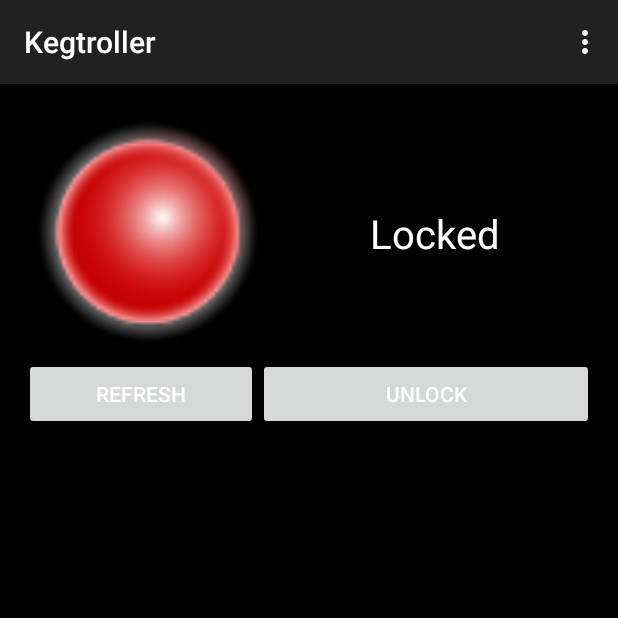
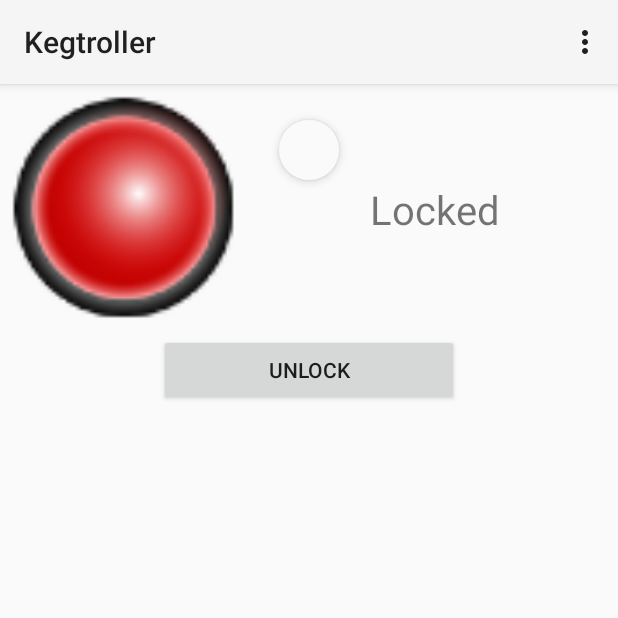
Before and after one commit to cplee/kegtroller-app, an Android app: the screen it shows after launch (MainActivity), on a phone screen of 412 x 824 dp, the top half of it. Run offline under Robolectric (Android 15) with nearby library versions, the phone set to English and light mode, and no system bars; 2 statements that could not run were skipped.

Commit message:
use swipe to refresh

```diff
--- a/app/src/main/java/com/nektos/kegtroller/app/AuthorizationAPI.java
+++ b/app/src/main/java/com/nektos/kegtroller/app/AuthorizationAPI.java
@@ -6,8 +6,10 @@ import android.content.SharedPreferences;
 import android.os.AsyncTask;
 import android.os.Handler;
 import android.preference.PreferenceManager;
+import android.support.v4.widget.SwipeRefreshLayout;
 import android.util.Log;
 import android.view.View;
+import android.widget.Button;
 import android.widget.ImageView;
 import android.widget.TextView;
 
@@ -60,9 +62,12 @@ public class AuthorizationAPI extends AsyncTask<String, String, String> {
     }
     @Override
     protected String doInBackground(String... params) {
+        SwipeRefreshLayout swipeLayout = (SwipeRefreshLayout) view.findViewById(R.id.swipe_container);
+
         String url = getApiURL();
         HttpResponse httpResponse = null;
         if(params[0].equals("get")) {
+            swipeLayout.setRefreshing(true);
             try {
                 HttpClient httpclient = new DefaultHttpClient();
                 httpResponse = httpclient.execute(new HttpGet(url));
@@ -71,6 +76,7 @@ public class AuthorizationAPI extends AsyncTask<String, String, String> {
                 Log.d("InputStream", e.getLocalizedMessage());
             }
         } else if(params[0].equals("unlock")) {
+            swipeLayout.setRefreshing(true);
             JSONObject o = new JSONObject();
             try {
                 o.put("api_key",getApiKey());
@@ -93,6 +99,7 @@ public class AuthorizationAPI extends AsyncTask<String, String, String> {
             }
         }
 
+
         String result = "";
         try {
             InputStream inputStream = null;
@@ -108,6 +115,8 @@ public class AuthorizationAPI extends AsyncTask<String, String, String> {
         } catch (Exception e) {
             Log.e("InputStream", "Unable to get response", e);
         }
+
+        swipeLayout.setRefreshing(false);
         return result;
 
     }
@@ -140,10 +149,12 @@ public class AuthorizationAPI extends AsyncTask<String, String, String> {
 
         ImageView image = (ImageView) view.findViewById(R.id.status);
         TextView txt = (TextView)view.findViewById(R.id.statusText);
+        Button b = (Button)view.findViewById(R.id.btnUnlock);
 
         if(ttl > 0) {
             image.setImageResource(R.drawable.green);
             txt.setText("Unlocked");
+            b.setVisibility(View.INVISIBLE);
 
             Handler handler = new Handler();
             handler.postDelayed(new Runnable() {
@@ -155,6 +166,7 @@ public class AuthorizationAPI extends AsyncTask<String, String, String> {
         } else {
             image.setImageResource(R.drawable.red);
             txt.setText("Locked");
+            b.setVisibility(View.VISIBLE);
         }
 
     }
--- a/app/src/main/java/com/nektos/kegtroller/app/MainActivity.java
+++ b/app/src/main/java/com/nektos/kegtroller/app/MainActivity.java
@@ -7,6 +7,7 @@ import android.content.SharedPreferences;
 import android.os.AsyncTask;
 import android.os.Handler;
 import android.preference.PreferenceManager;
+import android.support.v4.widget.SwipeRefreshLayout;
 import android.support.v7.app.ActionBarActivity;
 import android.support.v7.app.ActionBar;
 import android.support.v4.app.Fragment;
@@ -94,14 +95,6 @@ public class MainActivity extends ActionBarActivity {
             final View rootView = inflater.inflate(R.layout.fragment_main, container, false);
             new AuthorizationAPI(rootView).execute("get");
 
-            ((Button) rootView.findViewById(R.id.btnRefresh)).setOnClickListener(
-                    new View.OnClickListener() {
-                        @Override
-                        public void onClick(View view) {
-                            new AuthorizationAPI(rootView).execute("get");
-                        }
-                    }
-            );
 
             ((Button) rootView.findViewById(R.id.btnUnlock)).setOnClickListener(
                     new View.OnClickListener() {
@@ -111,6 +104,19 @@ public class MainActivity extends ActionBarActivity {
                         }
                     }
             );
+
+            SwipeRefreshLayout swipeLayout = (SwipeRefreshLayout) rootView.findViewById(R.id.swipe_container);
+            swipeLayout.setOnRefreshListener(new SwipeRefreshLayout.OnRefreshListener() {
+                @Override
+                public void onRefresh() {
+                    new AuthorizationAPI(rootView).execute("get");
+                }
+            });
+            swipeLayout.setColorScheme(android.R.color.holo_blue_bright,
+                    android.R.color.holo_green_light,
+                    android.R.color.holo_orange_light,
+                    android.R.color.holo_red_light);
+
             return rootView;
         }
 
--- a/app/src/main/res/layout/fragment_main.xml
+++ b/app/src/main/res/layout/fragment_main.xml
@@ -1,15 +1,17 @@
-<LinearLayout xmlns:android="http://schemas.android.com/apk/res/android"
-    xmlns:tools="http://schemas.android.com/tools"
+<android.support.v4.widget.SwipeRefreshLayout
+        xmlns:android="http://schemas.android.com/apk/res/android"
+        android:id="@+id/swipe_container"
+        android:layout_width="match_parent"
+        android:layout_height="match_parent">
+
+        <ScrollView
+            android:layout_width="match_parent"
+            android:layout_height="match_parent" >
+
+            <LinearLayout
+                android:orientation="vertical"
                 android:layout_width="fill_parent"
-    android:layout_height="fill_parent"
-    android:orientation="vertical"
-    android:paddingLeft="@dimen/activity_horizontal_margin"
-    android:paddingRight="@dimen/activity_horizontal_margin"
-    android:paddingTop="@dimen/activity_vertical_margin"
-    android:paddingBottom="@dimen/activity_vertical_margin"
-    android:background="@color/black"
-    tools:context="com.nektos.kegtroller.app.MainActivity$PlaceholderFragment">
-
+                android:layout_height="wrap_content">
                 <LinearLayout
                     android:layout_width="fill_parent"
                     android:layout_height="wrap_content">
@@ -22,31 +24,19 @@
                     <TextView
                         android:id="@+id/statusText"
                         android:text="Loading..."
-            android:textColor="@color/white"
                         android:textSize="12pt"
                         android:gravity="center"
                         android:layout_width="fill_parent"
                         android:layout_height="fill_parent" />
                 </LinearLayout>
-    <LinearLayout
-        android:layout_width="fill_parent"
-        android:layout_height="wrap_content">
-
-        <Button
-            android:id="@+id/btnRefresh"
-            android:layout_width="wrap_content"
-            android:layout_height="wrap_content"
-            android:layout_weight="1"
-            android:textColor="@color/white"
-            android:text="Refresh" />
                 <Button
                     android:id="@+id/btnUnlock"
-            android:layout_width="wrap_content"
+                    android:layout_gravity="center"
+                    android:layout_width="300px"
                     android:layout_height="wrap_content"
                     android:layout_weight="2"
-            android:textColor="@color/white"
                     android:text="Unlock" />
             </LinearLayout>
+        </ScrollView>
 
-
-</LinearLayout>
+</android.support.v4.widget.SwipeRefreshLayout>
--- a/app/src/main/res/layout/user_settings.xml
+++ b/app/src/main/res/layout/user_settings.xml
@@ -4,9 +4,7 @@
     android:layout_width="match_parent"
     android:layout_height="match_parent">
 
-    <PreferenceCategory android:title="Settings"
-        android:background="@color/black"
-        android:textColor="@color/white">
+    <PreferenceCategory android:title="Settings">
         <EditTextPreference
             android:title="API URL"
             android:summary="URL for accessing the API"
--- a/app/src/main/res/values/styles.xml
+++ b/app/src/main/res/values/styles.xml
@@ -1,7 +1,7 @@
 <resources>
 
     <!-- Base application theme. -->
-    <style name="AppTheme" parent="Theme.AppCompat.Light.DarkActionBar">
+    <style name="AppTheme" parent="Theme.Base.AppCompat">
     </style>
 
 </resources>
```
Lines whose indentation alone changed are shown as unchanged.
